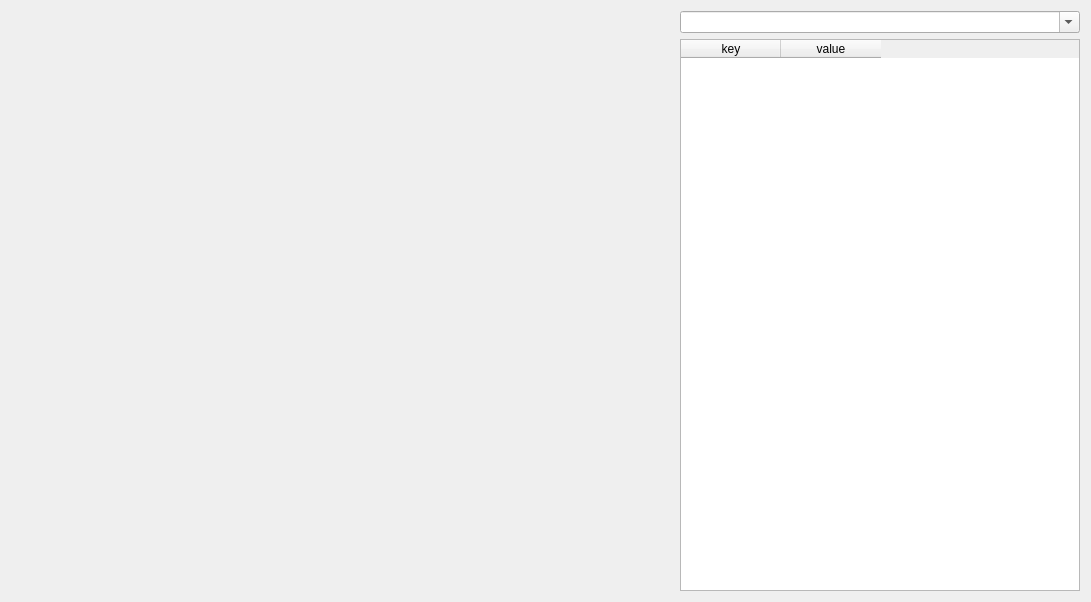
Old version of the form app/ui/k_line.ui in the repository ctpbee/ctpbee_desktop.
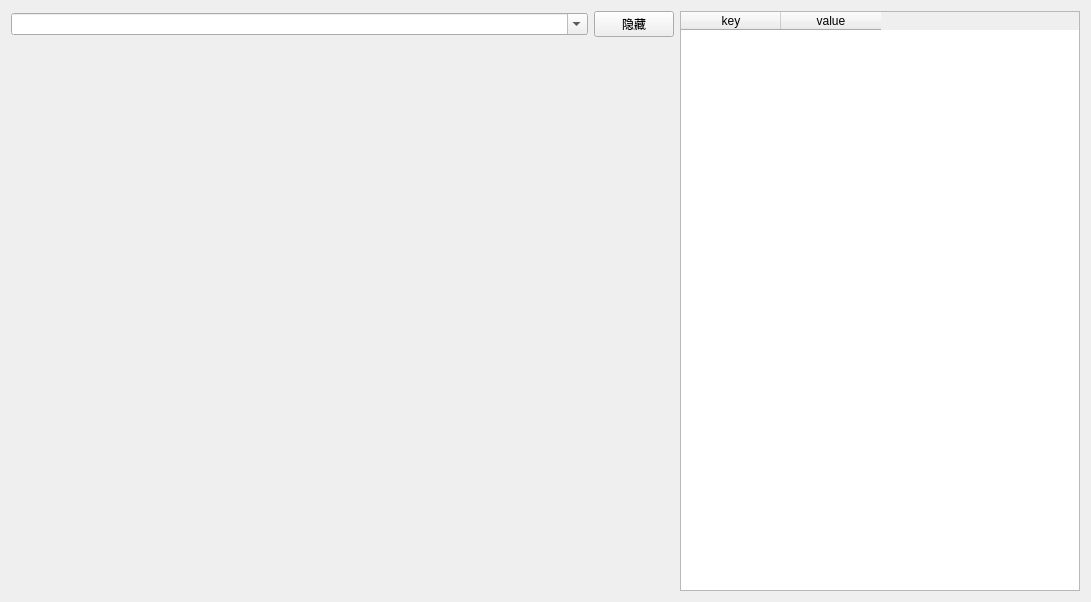
New version of the form.

Diff of the .ui file:
```diff
--- a/app/ui/k_line.ui
+++ b/app/ui/k_line.ui
@@ -13,8 +13,25 @@
   <property name="windowTitle">
    <string>Form</string>
   </property>
-  <layout class="QGridLayout" name="gridLayout" columnstretch="9,0">
-   <item row="1" column="1">
+  <layout class="QGridLayout" name="gridLayout" columnstretch="9,0,0">
+   <item row="0" column="0">
+    <widget class="QComboBox" name="symbol_list">
+     <property name="editable">
+      <bool>true</bool>
+     </property>
+    </widget>
+   </item>
+   <item row="1" column="0" rowspan="2" colspan="2">
+    <layout class="QVBoxLayout" name="kline_layout"/>
+   </item>
+   <item row="0" column="1">
+    <widget class="QPushButton" name="hide_btn">
+     <property name="text">
+      <string>隐藏</string>
+     </property>
+    </widget>
+   </item>
+   <item row="0" column="2" rowspan="3">
     <widget class="QTableWidget" name="tick_table">
      <property name="sizePolicy">
       <sizepolicy hsizetype="Expanding" vsizetype="Expanding">
@@ -49,16 +66,6 @@
      </column>
     </widget>
    </item>
-   <item row="0" column="1">
-    <widget class="QComboBox" name="symbol_list">
-     <property name="editable">
-      <bool>true</bool>
-     </property>
-    </widget>
-   </item>
-   <item row="0" column="0" rowspan="2">
-    <layout class="QVBoxLayout" name="kline_layout"/>
-   </item>
   </layout>
  </widget>
  <resources/>
```
